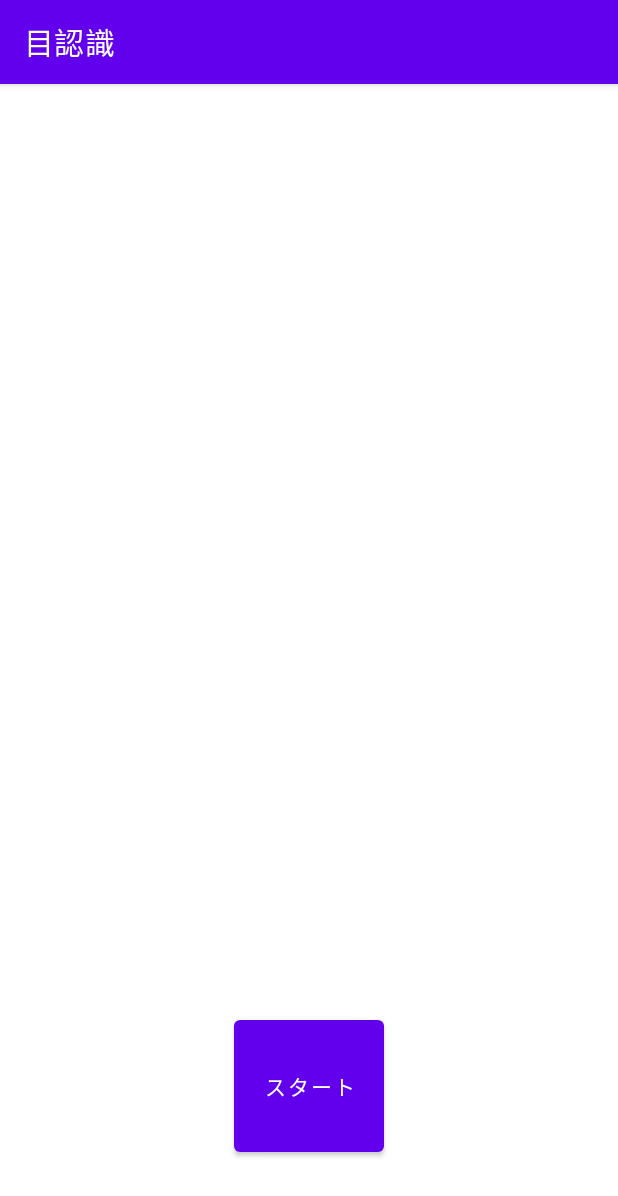
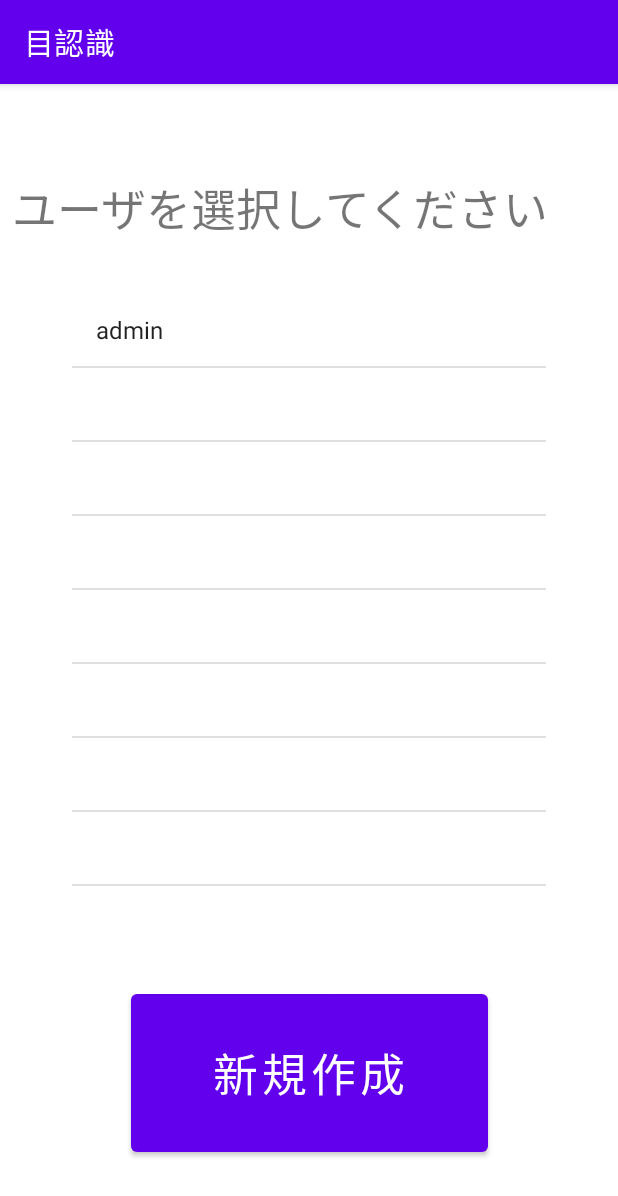
Before and after one commit to KokiOnodera/CameraXSample, an Android app: the screen it shows after launch (MainActivity), on a phone screen of 412 x 824 dp. Shown: the top 1196 px of the screen. Run offline under Robolectric (Android 15) with nearby library versions, the phone set to English and light mode, and no system bars; libraries missing offline, so code that uses them is left out: com.websarva.wings.

Commit message:
途中段階

```diff
--- a/app/build.gradle
+++ b/app/build.gradle
@@ -45,6 +45,7 @@ dependencies {
     implementation 'com.google.android.material:material:1.3.0'
     implementation 'androidx.constraintlayout:constraintlayout:2.0.4'
     implementation 'com.google.firebase:firebase-analytics:18.0.2'
+    implementation 'com.google.android.gms:play-services-maps:17.0.0'
     //ここから追加
     //CameraX
     def camerax_version = "1.0.0-beta07"
--- a/app/src/main/java/com/websarva/wings/android/cameraml/FaceDetectionActivity.kt
+++ b/app/src/main/java/com/websarva/wings/android/cameraml/FaceDetectionActivity.kt
@@ -19,6 +19,9 @@ import java.io.File
 import java.text.SimpleDateFormat
 import java.util.*
 import java.util.concurrent.ExecutorService
+
+
+//顔認証画面
 
 private class FaceAnalyzer(private var listener: (Int) -> Unit) : ImageAnalysis.Analyzer {
     private val detector = FaceDetection.getClient()
--- a/app/src/main/java/com/websarva/wings/android/cameraml/MainActivity.kt
+++ b/app/src/main/java/com/websarva/wings/android/cameraml/MainActivity.kt
@@ -1,9 +1,16 @@
 package com.websarva.wings.android.cameraml
 
 import android.content.Intent
+import android.content.pm.ActivityInfo
+import android.os.Bundle
+import android.view.View
+import android.widget.AdapterView
+import android.widget.AdapterView.OnItemClickListener
+import android.widget.ArrayAdapter
+import android.widget.Button
+import android.widget.ListView
 import androidx.appcompat.app.AppCompatActivity
-import android.os.Bundle
-import android.widget.Button
+
 
 //MainActivityはホーム画面にします
 //スタートボタンを押したらFaceDetectionActivityが呼び出される
@@ -15,11 +22,50 @@ class MainActivity : AppCompatActivity(){
     override fun onCreate(savedInstanceState: Bundle?) {
         super.onCreate(savedInstanceState)
         setContentView(R.layout.mainmenu)
-        val StartButton = findViewById<Button>(R.id.measure_start_button)
-        //ボタンが押されたら
-        StartButton.setOnClickListener {
-            val intent = Intent(application, FaceDetectionActivity::class.java)
+        setRequestedOrientation(ActivityInfo.SCREEN_ORIENTATION_PORTRAIT)
+        val CreateUserButton = findViewById<Button>(R.id.create_user_button)
+
+        // user_listに表示するリスト項目をArrayListで準備する
+        //今後、データベースサーバから登録されているユーザ名を持ってくる
+        val data = ArrayList<Any>()
+        data.add("admin")
+        data.add("")
+        data.add("")
+        data.add("")
+        data.add("")
+        data.add("")
+        data.add("")
+        data.add("")
+        data.add("")
+        // リスト項目とListViewを対応付けるArrayAdapterを用意する
+        val adapter: ArrayAdapter<*> = ArrayAdapter(this, android.R.layout.simple_list_item_1, data)
+        // ListViewにArrayAdapterを設定する
+        val listView: ListView = findViewById<View>(R.id.user_list) as ListView
+        listView.setAdapter(adapter)
+        //listView.setOnItemClickListener(ListItemClickListener())
+
+        //新規作成ボタンが押されたら
+        CreateUserButton.setOnClickListener {
+            //val intent = Intent(application, FaceDetectionActivity::class.java)
+            val intent = Intent(application, CreateUserActivity::class.java)
             startActivity(intent)
         }
+        class ListItemClickListener : OnItemClickListener {
+            override fun onItemClick(parent: AdapterView<*>, view: View, position: Int, l: Long) {
+                val prefName = parent.getItemAtPosition(position) as String
+
+                val intent = Intent(application, CreateUserActivity::class.java)
+            }
+        }
     }
+
+    private fun ListItemClickListener() {
+       fun onItemClick(parent: AdapterView<*>, view: View, position: Int, l: Long) {
+            val prefName = parent.getItemAtPosition(position) as String
+
+            val intent = Intent(application, CreateUserActivity::class.java)
+        }
+    }
+
+
 }
--- a/app/src/main/res/layout/mainmenu.xml
+++ b/app/src/main/res/layout/mainmenu.xml
@@ -1,22 +1,50 @@
 <?xml version="1.0" encoding="utf-8"?>
-<androidx.constraintlayout.widget.ConstraintLayout
-    xmlns:android="http://schemas.android.com/apk/res/android"
+<androidx.constraintlayout.widget.ConstraintLayout xmlns:android="http://schemas.android.com/apk/res/android"
+    xmlns:app="http://schemas.android.com/apk/res-auto"
     xmlns:tools="http://schemas.android.com/tools"
-    xmlns:app="http://schemas.android.com/apk/res-auto"
     android:layout_width="match_parent"
     android:layout_height="match_parent"
     tools:context=".MainActivity">
 
     <Button
-        android:id="@+id/measure_start_button"
-        android:layout_width="100dp"
-        android:layout_height="100dp"
+        android:id="@+id/create_user_button"
+        android:layout_width="238dp"
+        android:layout_height="0dp"
         android:layout_marginBottom="50dp"
+        android:elevation="2dp"
         android:scaleType="fitCenter"
-        android:text="@string/measure_start"
+        android:text="@string/create_user"
+        android:textSize="30sp"
+        app:layout_constraintBottom_toBottomOf="parent"
         app:layout_constraintLeft_toLeftOf="parent"
         app:layout_constraintRight_toRightOf="parent"
+        app:layout_constraintTop_toBottomOf="@+id/textView2" />
+
+    <TextView
+        android:id="@+id/textView2"
+        android:layout_width="wrap_content"
+        android:layout_height="wrap_content"
+        android:layout_marginStart="8dp"
+        android:layout_marginTop="60dp"
+        android:layout_marginBottom="495dp"
+        android:text="@string/user_selection_reminder"
+        android:textSize="30sp"
+        app:layout_constraintBottom_toTopOf="@+id/create_user_button"
+        app:layout_constraintStart_toStartOf="parent"
+        app:layout_constraintTop_toTopOf="parent" />
+
+    <ListView
+        android:id="@+id/user_list"
+        android:layout_width="match_parent"
+        android:layout_height="match_parent"
+        android:layout_marginStart="48dp"
+        android:layout_marginTop="140dp"
+        android:layout_marginEnd="48dp"
+        android:layout_marginBottom="200dp"
         app:layout_constraintBottom_toBottomOf="parent"
-        android:elevation="2dp" />
+        app:layout_constraintEnd_toEndOf="parent"
+        app:layout_constraintStart_toStartOf="parent"
+        app:layout_constraintTop_toTopOf="parent" />
+
 
 </androidx.constraintlayout.widget.ConstraintLayout>
--- a/app/src/main/res/layout/Terminal_tutorial.xml
+++ b/app/src/main/res/layout/regist_tutorial.xml
@@ -12,7 +12,7 @@
         android:layout_width="wrap_content"
         android:layout_height="wrap_content"
         android:layout_marginTop="32dp"
-        android:text="@string/terminal_acceleration_angle_tutorial"
+        android:text="@string/tutorial_description"
         android:textSize="29sp"
         app:layout_constraintStart_toStartOf="parent"
         app:layout_constraintTop_toTopOf="parent" />
--- a/app/src/main/res/values/strings.xml
+++ b/app/src/main/res/values/strings.xml
@@ -1,14 +1,18 @@
 <resources>
     <string name="app_name">目認識</string>
+    <string name="user_selection_reminder">ユーザを選択してください</string>
     <string name="measure_start">スタート</string>
+    <!--ユーザ新規作成ボタン-->
+    <string name="create_user">新規作成</string>
+    <string name="ok_button">OK</string>
     <string name="take_photo">Take Photo</string>
     <!--ユーザ登録-->
     <string name="enter_name">名前を入力してください</string>
     <!--顔の生体情報を登録するときの説明文-->
     <string name="face_recognition_tutorial">目の特徴データを登録します。
         マスクを着用した状態で顔をカメラの枠内に入れてください</string>
-    <!--端末加速度、端末角度データを登録するときの説明文-->
-    <string name="terminal_acceleration_angle_tutorial">端末加速度、端末角度データを
+    <!--特徴データを登録するときの説明文-->
+    <string name="tutorial_description">特徴データを
         登録します。端末を一度手から離し、開始ボタンを押してのち、端末を顔まで持ってきてください。</string>
     <string name="start">開始</string>
 
```
Also changed, not shown: app/src/main/AndroidManifest.xml (+9 -1 lines), app/src/main/java/com/websarva/wings/android/cameraml/CreateUserActivity.kt (added, +25 -0 lines), app/src/main/java/com/websarva/wings/android/cameraml/FaceRecognitionTutorial.kt (added, +21 -0 lines), app/src/main/res/layout/recognition_tutorial.xml (deleted, +0 -30 lines), app/src/main/res/layout/user_regist.xml (+33 -2 lines).
